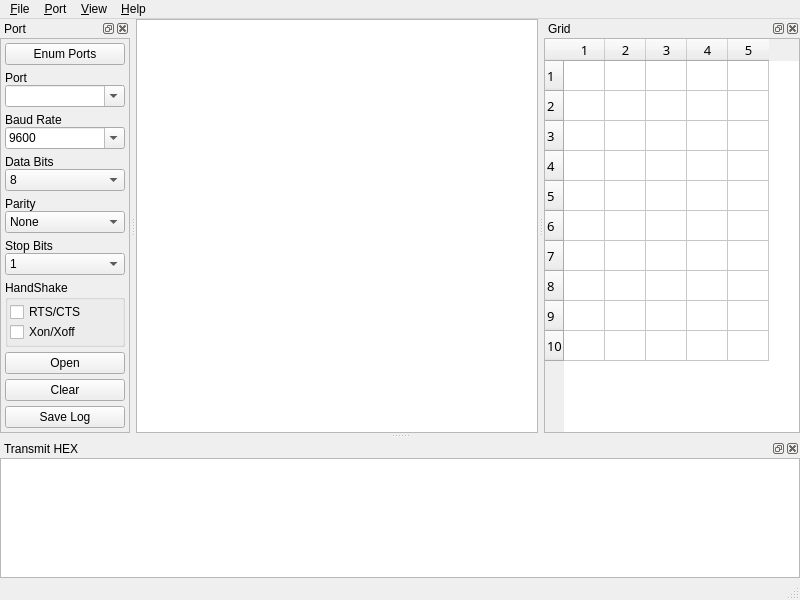
Qt form gui_qt5/mainwindow.ui (gamesun/UartVide) before a commit.
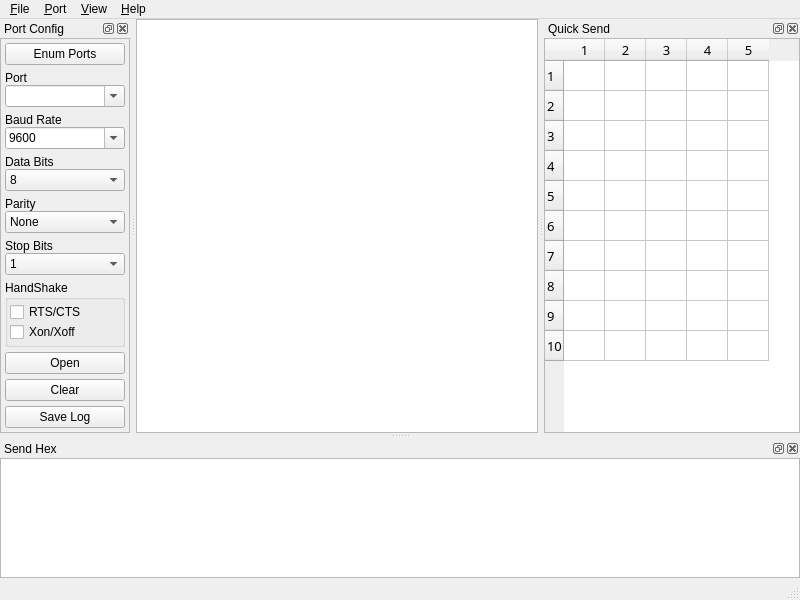
The same form after that commit.

Commit message: implement toggle dock, change view mode, save log, save/restore layout,

What changed in the file:
```diff
--- a/gui_qt5/mainwindow.ui
+++ b/gui_qt5/mainwindow.ui
@@ -136,7 +136,7 @@
   <widget class="QStatusBar" name="statusbar"/>
   <widget class="QDockWidget" name="dockWidget">
    <property name="windowTitle">
-    <string notr="true">Port</string>
+    <string notr="true">Port Config</string>
    </property>
    <attribute name="dockWidgetArea">
     <number>1</number>
@@ -740,7 +740,7 @@
   </widget>
   <widget class="QDockWidget" name="dockWidget_2">
    <property name="windowTitle">
-    <string notr="true">Transmit HEX</string>
+    <string notr="true">Send Hex</string>
    </property>
    <attribute name="dockWidgetArea">
     <number>8</number>
@@ -777,7 +777,7 @@
   </widget>
   <widget class="QDockWidget" name="dockWidget_3">
    <property name="windowTitle">
-    <string notr="true">Grid</string>
+    <string notr="true">Quick Send</string>
    </property>
    <attribute name="dockWidgetArea">
     <number>2</number>
```
Left out of the diff: 111 changed lines with no effect on the pictures. The commit also changes 2 other files.
